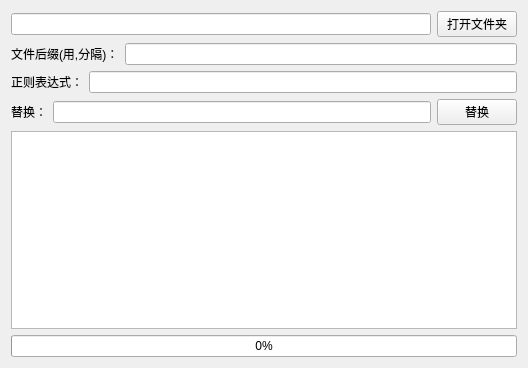
The window that regular_file_replacement.ui (laisc7301/regular-tool) describes before a commit, drawn with Qt 5.
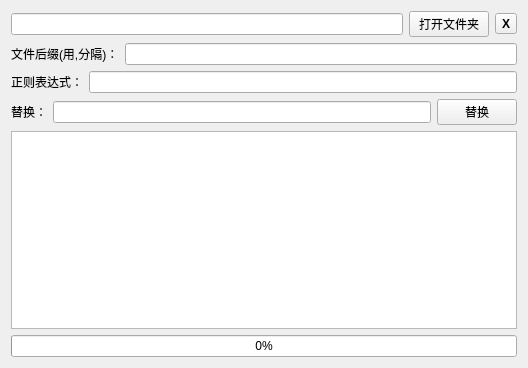
The same window after the commit.

Patch:
```diff
--- a/regular_file_replacement.ui
+++ b/regular_file_replacement.ui
@@ -30,6 +30,18 @@
        </property>
       </widget>
      </item>
+     <item>
+      <widget class="QToolButton" name="toolButton">
+       <property name="font">
+        <font>
+         <bold>true</bold>
+        </font>
+       </property>
+       <property name="text">
+        <string>X</string>
+       </property>
+      </widget>
+     </item>
     </layout>
    </item>
    <item>
```
